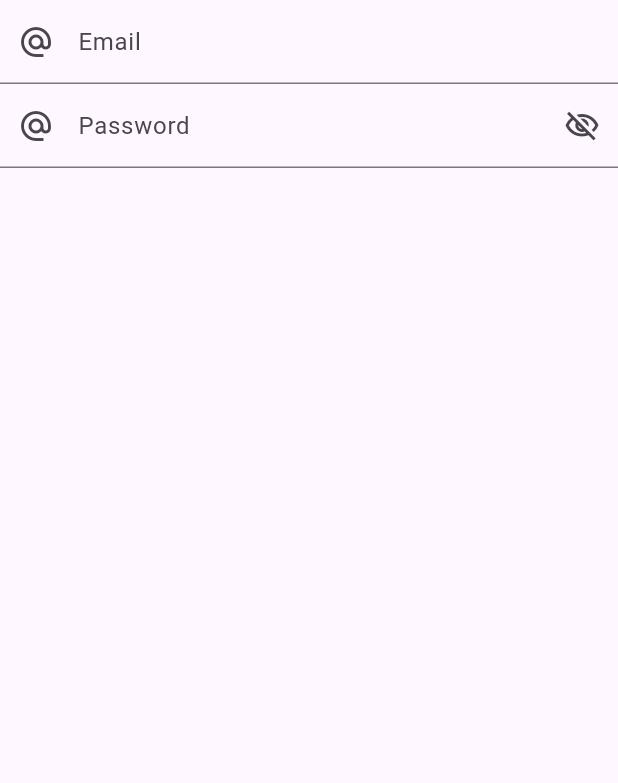
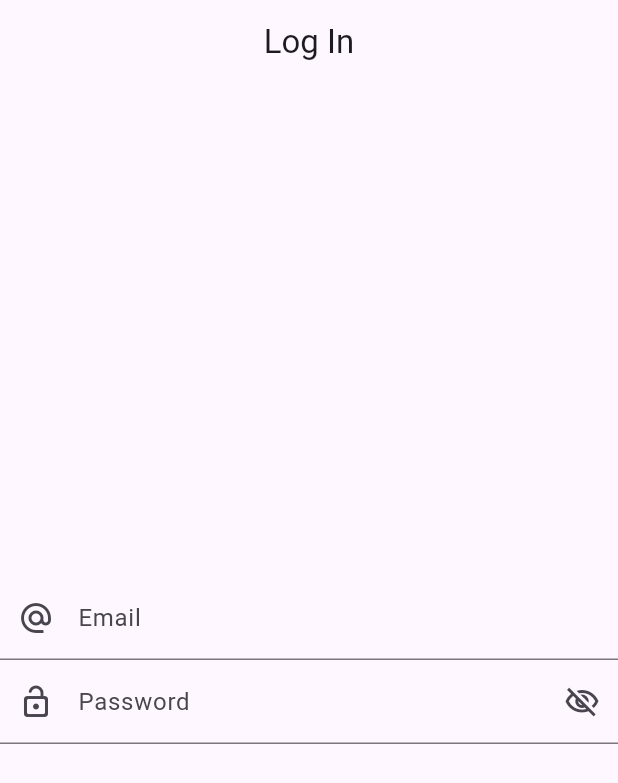
Before and after one commit to atik-sabuj/mvvm_provider, a Flutter app: the screen it shows after launch, on a phone screen of 412 x 824 dp. Shown: the top 783 px of the screen. Run offline on Flutter 3.47's test engine with Material 2 defaults, Android fonts, the phone set to English and light mode, and no system bars; our stand-ins replace another_flushbar, fluttertoast.

Commit message:
Login View & View Model #5

```diff
--- a/lib/view/login_view.dart
+++ b/lib/view/login_view.dart
@@ -12,6 +12,8 @@ class LoginView extends StatefulWidget {
 
 class _LoginViewState extends State<LoginView> {
 
+  ValueNotifier<bool> _obsecurePassword = ValueNotifier<bool>(false);
+
   TextEditingController _emailController = TextEditingController();
   TextEditingController _passwordController = TextEditingController();
 
@@ -21,8 +23,14 @@ class _LoginViewState extends State<LoginView> {
   @override
   Widget build(BuildContext context) {
     return Scaffold(
+      appBar: AppBar(
+        title: Text('Log In'),
+        centerTitle: true,
+      ),
       body: SafeArea(
         child: Column(
+          mainAxisAlignment: MainAxisAlignment.center,
+          crossAxisAlignment: CrossAxisAlignment.center,
           children: [
             TextFormField(
               controller: _emailController,
@@ -38,18 +46,24 @@ class _LoginViewState extends State<LoginView> {
               },
             ),
 
-            TextFormField(
+            ValueListenableBuilder(
+                valueListenable: _obsecurePassword,
+                builder: (context, value, child) {
+                  return TextFormField(
                     controller: _passwordController,
-              obscureText: true,
+                    obscureText: _obsecurePassword.value,
                     focusNode: passwordFocusNode,
                     obscuringCharacter: "*",
                     decoration: InputDecoration(
                       hintText: 'Password',
                       labelText: 'Password',
-                  prefixIcon: Icon(Icons.alternate_email),
+                      prefixIcon: Icon(Icons.lock_open_rounded),
                       suffixIcon: Icon(Icons.visibility_off_outlined),
                     ),
-            ),
+                  );
+                }
+            )
+
           ],
         ),
       ),
```
Lines whose indentation alone changed are shown as unchanged.
